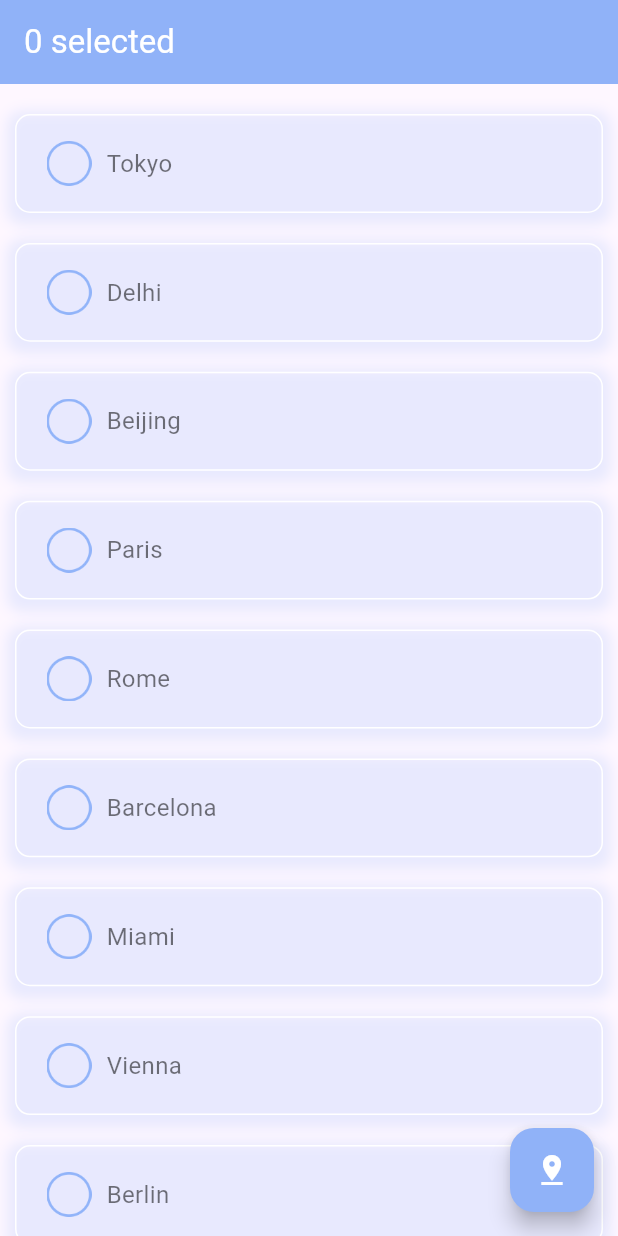
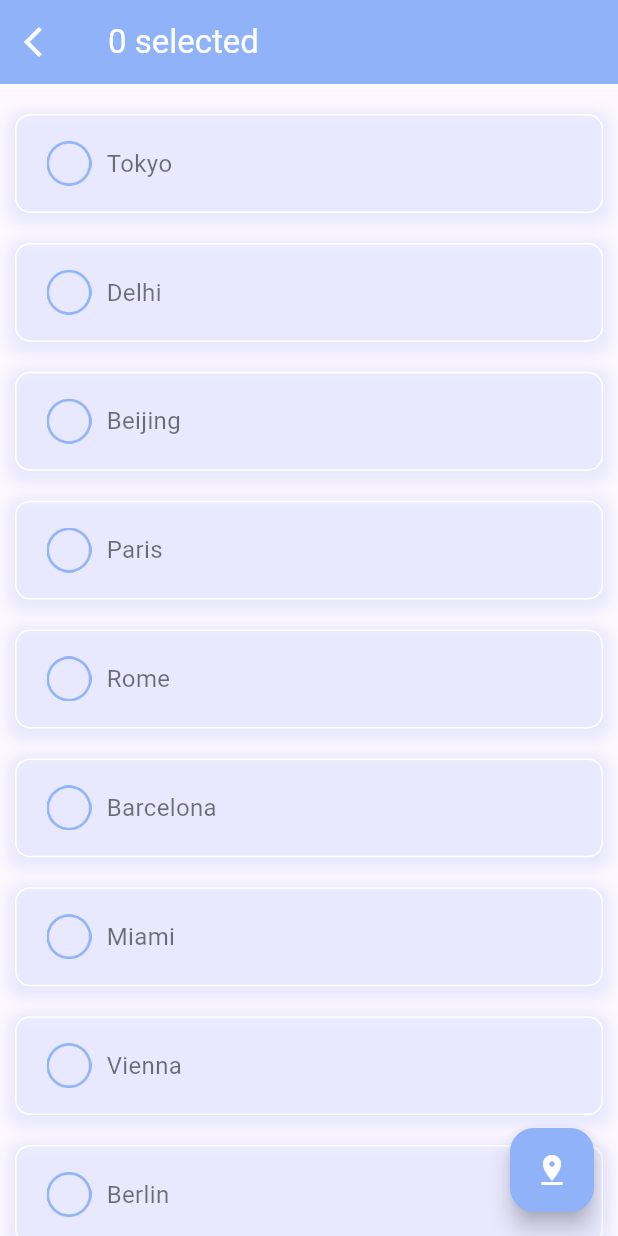
Before and after one commit to hoducanh0232001/WeatherAppFlutter, a Flutter app: the Welcome screen opened directly, on a phone screen of 412 x 824 dp. Run offline on Flutter 3.47's test engine with Material 3 defaults, Android fonts, the phone set to English and light mode, and no system bars; our stand-ins replace modal_bottom_sheet; network calls fail.

Commit message:
add new feature

```diff
--- a/lib/ui/welcome.dart
+++ b/lib/ui/welcome.dart
@@ -20,9 +20,16 @@ class _WelcomeState extends State<Welcome> {
     Size size = MediaQuery.of(context).size;
     return Scaffold(
       appBar: AppBar(
+        leading: IconButton(
+          icon: Icon(Icons.arrow_back_ios),
+          color: Colors.white,
+          onPressed: () {
+            Navigator.pop(context);
+          },
+        ),
         automaticallyImplyLeading: false,
-        title: Text(selectedCities.length.toString() + ' selected',
-        style: TextStyle(color: Colors.white),),
+        title: Text('${selectedCities.length} selected',
+        style: const TextStyle(color: Colors.white),),
         backgroundColor: myConstants.secondaryColor,
       ),
       body: ListView.builder(
```
Also changed, not shown: lib/ui/home.dart (+13 -4 lines).
